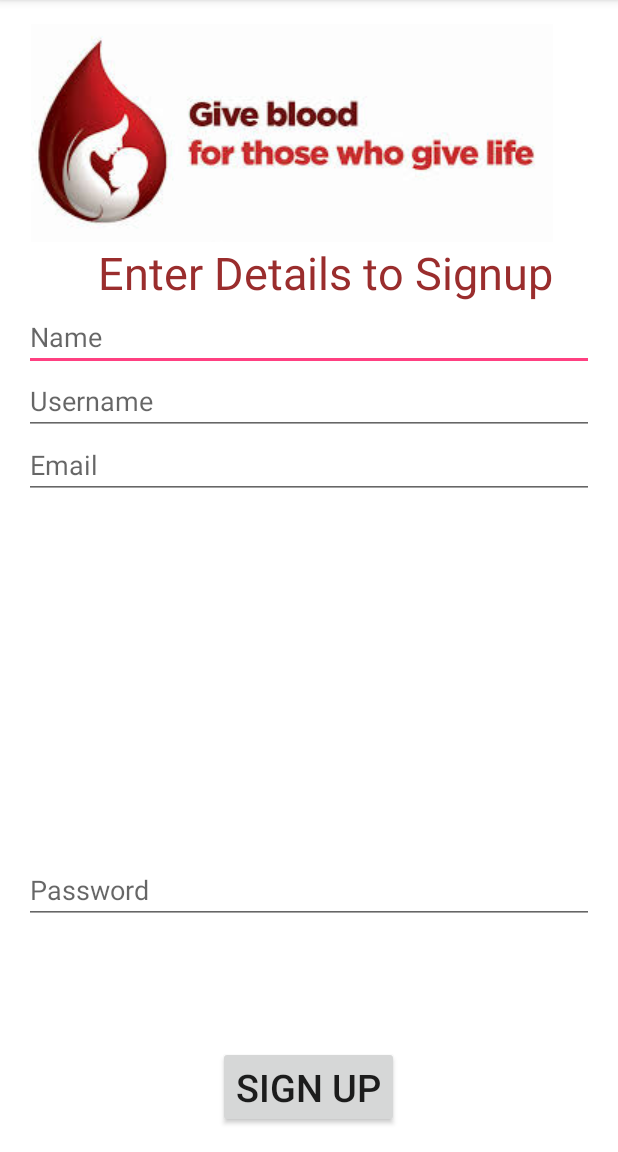
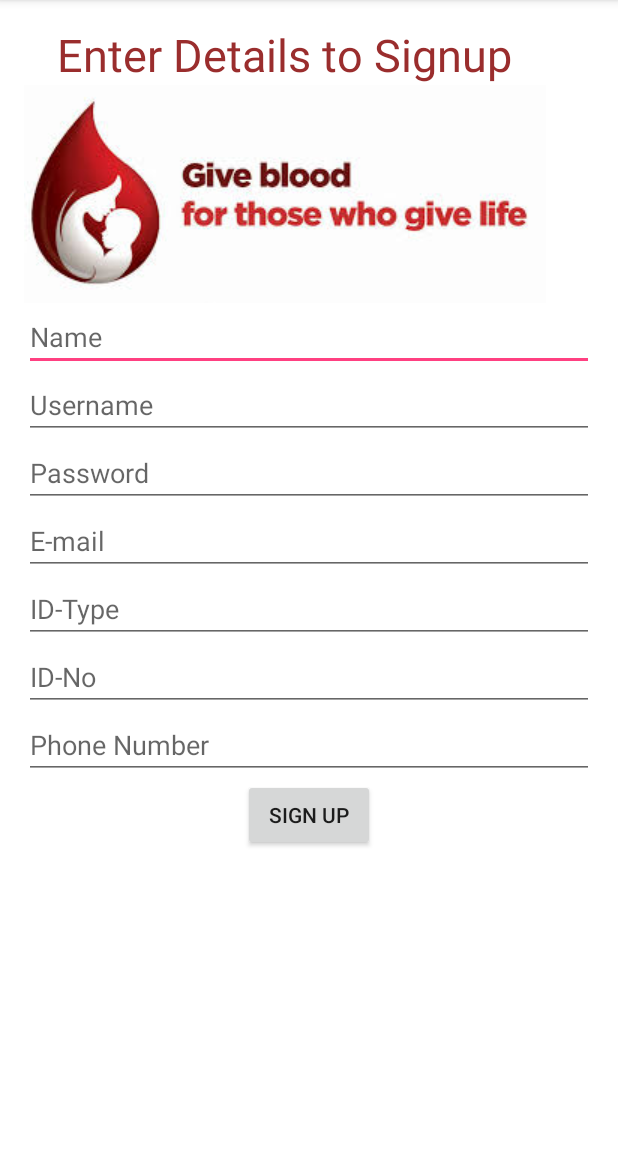
Before and after one commit to Ymograi/blooddonation, an Android app: the Main22Activity screen opened directly, with no data from a screen before it, after a tap on "SIGN UP", on a phone screen of 412 x 824 dp, the part 84-1236 px from its top. Run offline under Robolectric (Android 15) with nearby library versions, the phone set to English and light mode, and no system bars.

Commit message:
Registration for Seeker  Activity added

```diff
--- a/app/src/main/java/com/example/thelastlaugh/blooddonation/Main22Activity.java
+++ b/app/src/main/java/com/example/thelastlaugh/blooddonation/Main22Activity.java
@@ -1,11 +1,17 @@
 package com.example.thelastlaugh.blooddonation;
 
 import android.content.Intent;
+import android.support.v7.app.ActionBar;
 import android.support.v7.app.AppCompatActivity;
 import android.os.Bundle;
+import android.support.v7.widget.LinearLayoutCompat;
 import android.view.View;
+import android.view.ViewGroup;
 import android.widget.Button;
 import android.widget.EditText;
+import android.widget.LinearLayout;
+import android.widget.RelativeLayout;
+import android.widget.ScrollView;
 import android.widget.Toast;
 
 import org.json.JSONObject;
@@ -25,22 +31,34 @@ public class Main22Activity extends AppCompatActivity {
     protected void onCreate(Bundle savedInstanceState) {
         super.onCreate(savedInstanceState);
         setContentView(R.layout.activity_main22);
-        Button signup=(Button) findViewById(R.id.button2);
-        final EditText uname=(EditText) findViewById(R.id.username);
+        Button signup=(Button) findViewById(R.id.signup);
+
+        //main.setLayoutParams(new LayoutParams(LayoutParams.MATCH_PARENT,LayoutParams.MATCH_PARENT));
+
+        final EditText uname=(EditText)findViewById(R.id.uname);
         final EditText pass=(EditText)findViewById(R.id.password);
         final EditText email=(EditText)findViewById(R.id.email);
+        final EditText name=(EditText)findViewById(R.id.name);
+        final EditText phno=(EditText)findViewById(R.id.phno);
+        final EditText idtype=(EditText)findViewById(R.id.idtype);
+        final EditText idno=(EditText)findViewById(R.id.idno);
+
         signup.setOnClickListener(new View.OnClickListener() {
             @Override
             public void onClick(View v) {
                 Retrofit retrofit = new Retrofit.Builder()
-                        .baseUrl(getResources().getString(R.string.URL))
+                        .baseUrl("http://192.168.0.105/bloodapp_api/")
                         .build();
                 registerUser rusr = retrofit.create(registerUser.class);
                 final String uname_text = uname.getText().toString();
                 final String pass_text = pass.getText().toString();
                 final String email_text = email.getText().toString();
+                final String name_text = name.getText().toString();
+                final String phno_text = phno.getText().toString();
+                final String idtype_text = idtype.getText().toString();
+                final String idno_text = idno.getText().toString();
                 //String email="abinbhattacharya@gmail.com";
-                Call<ResponseBody> call = rusr.getData(uname_text,pass_text,email_text);
+                Call<ResponseBody> call = rusr.getData(uname_text,pass_text,email_text,name_text,phno_text,idtype_text,idno_text);
                 //Toast.makeText(MainActivity.this, "hello i am here", Toast.LENGTH_SHORT).show();
                 call.enqueue(new Callback<ResponseBody>() {
                     @Override
@@ -81,6 +99,7 @@ public class Main22Activity extends AppCompatActivity {
 }
 interface registerUser{
     @FormUrlEncoded
-    @POST("register.php")
-    Call<ResponseBody> getData(@Field("username") String uname_text,@Field("password") String pass_text,@Field("email") String email_text);
+    @POST("register_seeker.php")
+    Call<ResponseBody> getData(@Field("username") String uname_text,@Field("password") String pass_text,@Field("email") String email_text,@Field("name")
+    String name_text,@Field("phone") String phno_text,@Field("id_type") String idtype_text,@Field("id_num") String idno_text);
 }
--- a/app/src/main/res/layout/activity_main.xml
+++ b/app/src/main/res/layout/activity_main.xml
@@ -96,7 +96,7 @@
             android:text="Donor "
             android:id="@+id/Donor"
             android:checked="true"
-            android:textSize="20dp"
+            android:textSize="25dp"
             android:paddingLeft="5dp"
             android:paddingRight="5dp" />
 
@@ -106,7 +106,7 @@
             android:text="Seeker  "
             android:id="@+id/Seeker"
             android:checked="false"
-            android:textSize="20dp"
+            android:textSize="25dp"
             android:paddingLeft="5dp" />
 
         <RadioButton
@@ -115,7 +115,7 @@
             android:text="Admin"
             android:id="@+id/Admin"
             android:checked="false"
-            android:textSize="20dp"
+            android:textSize="25dp"
             android:paddingLeft="5dp" />
 
     </RadioGroup>
--- a/app/src/main/res/layout/activity_main22.xml
+++ b/app/src/main/res/layout/activity_main22.xml
@@ -1,6 +1,7 @@
 <?xml version="1.0" encoding="utf-8"?>
-<RelativeLayout xmlns:android="http://schemas.android.com/apk/res/android"
+<LinearLayout xmlns:android="http://schemas.android.com/apk/res/android"
     xmlns:tools="http://schemas.android.com/tools"
+    android:orientation="vertical"
     android:layout_width="match_parent"
     android:layout_height="match_parent"
     android:paddingBottom="@dimen/activity_vertical_margin"
@@ -9,17 +10,6 @@
     android:paddingTop="@dimen/activity_vertical_margin"
     tools:context="com.example.thelastlaugh.blooddonation.Main22Activity"
     android:background="#ffffffff">
-    <Button
-        style="?android:attr/buttonStyleSmall"
-        android:layout_width="wrap_content"
-        android:layout_height="wrap_content"
-        android:text="Sign up"
-        android:id="@+id/button2"
-        android:clickable="true"
-        android:foregroundTint="#413333"
-        android:textSize="25dp"
-        android:layout_alignParentBottom="true"
-        android:layout_centerHorizontal="true" />
 
     <TextView
         android:layout_width="wrap_content"
@@ -42,72 +32,69 @@
 
     <ScrollView
         android:layout_width="match_parent"
-        android:layout_height="300dp"
-        android:id="@+id/scrollView"
-        android:layout_above="@+id/button2"
-        android:layout_alignParentLeft="true"
-        android:layout_alignParentStart="true"
-        android:layout_below="@+id/textView"
-        android:layout_alignParentRight="true"
-        android:layout_alignParentEnd="true">
+        android:layout_height="match_parent"
+        android:id="@+id/scrollView" >
 
-        <RelativeLayout
+        <LinearLayout
+            android:orientation="vertical"
             android:layout_width="match_parent"
-            android:layout_height="match_parent"
-            android:layout_centerVertical="true"
-            android:layout_alignParentLeft="true"
-            android:layout_alignParentStart="true">
+            android:layout_height="match_parent">
 
             <EditText
-                android:layout_width="wrap_content"
+                android:layout_width="match_parent"
                 android:layout_height="wrap_content"
-                android:inputType="textPersonName"
-                android:ems="10"
                 android:id="@+id/name"
-                android:layout_marginBottom="85dp"
-                android:layout_alignBottom="@+id/scrollView"
-                android:layout_alignParentLeft="true"
-                android:layout_alignParentStart="true"
-                android:hint="Name"
-                android:layout_alignParentRight="true"
-                android:layout_alignParentEnd="true" />
+                android:hint="Name"/>
 
             <EditText
-                android:layout_width="wrap_content"
+                android:layout_width="match_parent"
+                android:layout_height="wrap_content"
+                android:id="@+id/uname"
+                android:hint="Username"/>
+
+            <EditText
+                android:layout_width="match_parent"
+                android:layout_height="wrap_content"
+                android:inputType="textPassword"
+                android:ems="10"
+                android:hint="Password"
+                android:id="@+id/password" />
+
+            <EditText
+                android:layout_width="match_parent"
                 android:layout_height="wrap_content"
                 android:inputType="textEmailAddress"
                 android:ems="10"
-                android:id="@+id/email"
-                android:hint="Email"
-                android:layout_alignParentBottom="true"
-                android:layout_alignParentLeft="true"
-                android:layout_alignParentStart="true"
-                android:layout_alignParentRight="true"
-                android:layout_alignParentEnd="true" />
+                android:hint="E-mail"
+                android:id="@+id/email" />
 
             <EditText
+                android:layout_width="match_parent"
+                android:layout_height="wrap_content"
+                android:id="@+id/idtype"
+                android:hint="ID-Type"/>
+
+            <EditText
+                android:layout_width="match_parent"
+                android:layout_height="wrap_content"
+                android:id="@+id/idno"
+                android:hint="ID-No"/>
+
+            <EditText
+                android:layout_width="match_parent"
+                android:layout_height="wrap_content"
+                android:inputType="phone"
+                android:ems="10"
+                android:hint="Phone Number"
+                android:id="@+id/phno" />
+
+            <Button
                 android:layout_width="wrap_content"
                 android:layout_height="wrap_content"
-                android:id="@+id/editText2"
-                android:hint="Username"
-                android:layout_centerVertical="true"
-                android:layout_alignParentLeft="true"
-                android:layout_alignParentStart="true"
-                android:layout_alignParentRight="true"
-                android:layout_alignParentEnd="true" />
-
-        </RelativeLayout>
+                android:text="Sign Up"
+                android:id="@+id/signup"
+                android:layout_gravity="center_horizontal" />
+        </LinearLayout>
     </ScrollView>
 
-    <EditText
-        android:layout_width="match_parent"
-        android:layout_height="wrap_content"
-        android:id="@+id/password"
-        android:hint="Password"
-        android:password="true"
-        android:layout_alignBottom="@+id/scrollView"
-        android:layout_alignParentLeft="true"
-        android:layout_alignParentStart="true"
-        android:layout_marginBottom="81dp" />
-
-</RelativeLayout>
+</LinearLayout>
```
